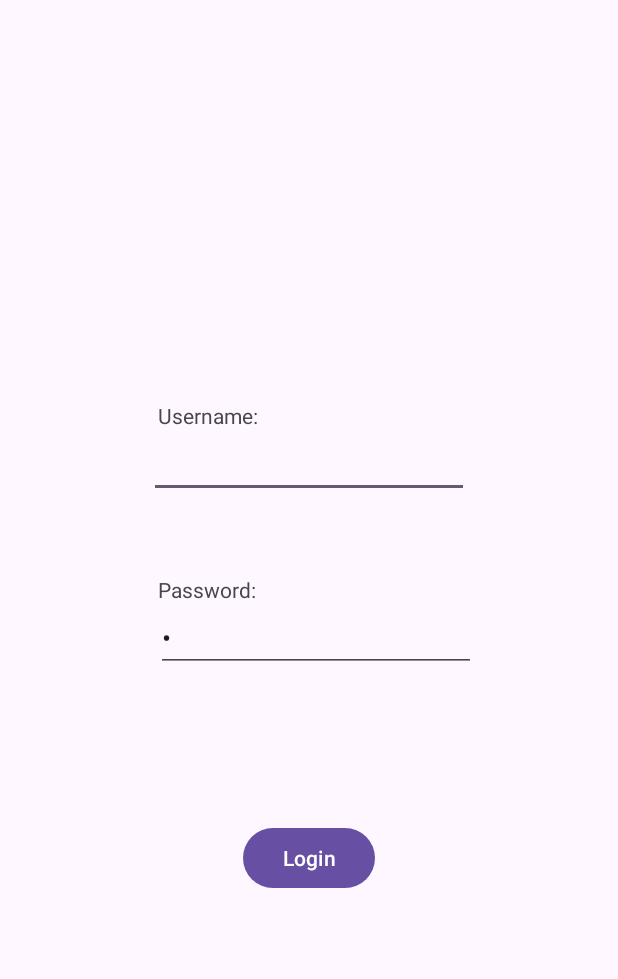
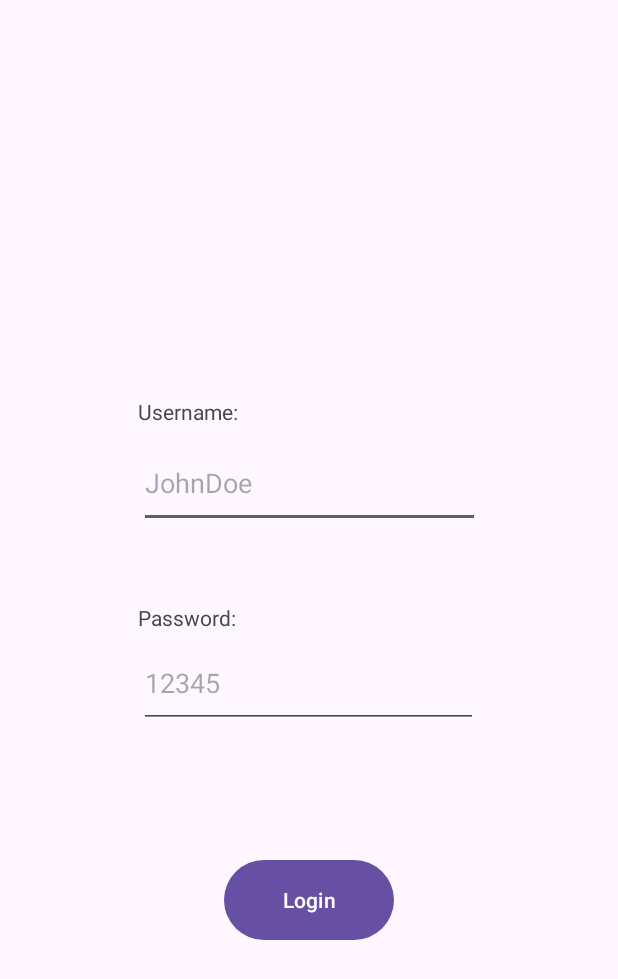
Before and after one commit to Rebolas/SphereMaze, an Android app: the layout activity_login.xml on its own in the app's theme, with its tools: preview values and no code run, on a phone screen of 412 x 824 dp. Shown: the top 979 px of the screen. Run offline under Robolectric (Android 15) with nearby library versions, the phone set to English and light mode, and no system bars.

Commit message:
Merge branch 'master' of D:\Programs\SphereMaze with conflicts.

```diff
--- a/app/build.gradle.kts
+++ b/app/build.gradle.kts
@@ -37,6 +37,8 @@ android {
 
 dependencies {
 
+    implementation("com.squareup.retrofit2:retrofit:2.3.0")
+    implementation("com.squareup.retrofit2:converter-gson:2.3.0")
     implementation("androidx.core:core-ktx:1.9.0")
     implementation("androidx.appcompat:appcompat:1.6.1")
     implementation("com.google.android.material:material:1.10.0")
@@ -44,4 +46,5 @@ dependencies {
     testImplementation("junit:junit:4.13.2")
     androidTestImplementation("androidx.test.ext:junit:1.1.5")
     androidTestImplementation("androidx.test.espresso:espresso-core:3.5.1")
+
 }
--- a/app/src/main/AndroidManifest.xml
+++ b/app/src/main/AndroidManifest.xml
@@ -2,7 +2,11 @@
 <manifest xmlns:android="http://schemas.android.com/apk/res/android"
     xmlns:tools="http://schemas.android.com/tools">
 
+    <uses-permission android:name="android.permission.INTERNET" />
+    <uses-permission android:name="android.permission.ACCESS_NETWORK_STATE" />
+
     <application
+        android:usesCleartextTraffic="true"
         android:allowBackup="true"
         android:dataExtractionRules="@xml/data_extraction_rules"
         android:fullBackupContent="@xml/backup_rules"
--- a/app/src/main/java/pt/ipt/walkingsensor/LoginActivity.kt
+++ b/app/src/main/java/pt/ipt/walkingsensor/LoginActivity.kt
@@ -4,13 +4,17 @@ import androidx.appcompat.app.AppCompatActivity
 import android.os.Bundle
 import android.widget.Button
 import android.content.Intent
+import android.widget.TextView
 import pt.ipt.WalkingSensorGame.R
 
 class LoginActivity : AppCompatActivity() {
     override fun onCreate(savedInstanceState: Bundle?) {
         super.onCreate(savedInstanceState)
         setContentView(R.layout.activity_login)
+
         val buttonclick = findViewById<Button>(R.id.loginButton)
+        val textoTestes = findViewById<TextView>(R.id.textViewTestes)
+        textoTestes.text = "blahblah"
         buttonclick.setOnClickListener{
             val intent=Intent(this, MainActivity::class.java)
             startActivity(intent)
--- /dev/null
+++ b/app/src/main/java/pt/ipt/walkingsensorgame/model/Utilizador.kt
@@ -0,0 +1,4 @@
+package pt.ipt.walkingsensorgame.model
+
+class Utilizador (val username: String, val Token: String, val Scores: List<Int> ){
+}
--- a/app/src/main/res/layout/activity_login.xml
+++ b/app/src/main/res/layout/activity_login.xml
@@ -4,59 +4,59 @@
     xmlns:tools="http://schemas.android.com/tools"
     android:layout_width="match_parent"
     android:layout_height="match_parent"
-    tools:context="pt.ipt.walkingsensor.LoginActivity">
+    tools:context="pt.ipt.LoginActivity">
 
     <TextView
         android:id="@+id/textView2"
-        android:layout_width="wrap_content"
-        android:layout_height="wrap_content"
+        android:layout_width="79dp"
+        android:layout_height="27dp"
         android:text="Username:"
         app:layout_constraintBottom_toBottomOf="parent"
         app:layout_constraintEnd_toEndOf="parent"
-        app:layout_constraintHorizontal_bias="0.305"
+        app:layout_constraintHorizontal_bias="0.277"
         app:layout_constraintStart_toStartOf="parent"
         app:layout_constraintTop_toTopOf="parent"
         app:layout_constraintVertical_bias="0.332" />
 
     <TextView
         android:id="@+id/textView3"
-        android:layout_width="wrap_content"
-        android:layout_height="wrap_content"
+        android:layout_width="88dp"
+        android:layout_height="23dp"
         android:text="Password:"
         app:layout_constraintBottom_toBottomOf="parent"
         app:layout_constraintEnd_toEndOf="parent"
-        app:layout_constraintHorizontal_bias="0.304"
+        app:layout_constraintHorizontal_bias="0.284"
         app:layout_constraintStart_toStartOf="parent"
         app:layout_constraintTop_toBottomOf="@+id/UsernameText"
-        app:layout_constraintVertical_bias="0.109" />
+        app:layout_constraintVertical_bias="0.111" />
 
     <EditText
-        android:text=" "
         android:id="@+id/UsernameText"
-        android:layout_width="wrap_content"
-        android:layout_height="wrap_content"
+        android:layout_width="227dp"
+        android:layout_height="60dp"
         android:ems="10"
+        android:hint="JohnDoe"
         android:inputType="text"
         app:layout_constraintEnd_toEndOf="parent"
         app:layout_constraintStart_toStartOf="parent"
         app:layout_constraintTop_toBottomOf="@+id/textView2" />
 
     <EditText
-        android:text=" "
         android:id="@+id/PasswordText"
-        android:layout_width="wrap_content"
-        android:layout_height="wrap_content"
+        android:layout_width="226dp"
+        android:layout_height="60dp"
         android:ems="10"
+        android:hint="12345"
         android:inputType="textPassword"
         app:layout_constraintEnd_toEndOf="parent"
-        app:layout_constraintHorizontal_bias="0.522"
+        app:layout_constraintHorizontal_bias="0.497"
         app:layout_constraintStart_toStartOf="parent"
         app:layout_constraintTop_toBottomOf="@+id/textView3" />
 
     <Button
         android:id="@+id/loginButton"
-        android:layout_width="wrap_content"
-        android:layout_height="wrap_content"
+        android:layout_width="113dp"
+        android:layout_height="61dp"
         android:text="Login"
         app:layout_constraintBottom_toBottomOf="parent"
         app:layout_constraintEnd_toEndOf="parent"
@@ -64,4 +64,13 @@
         app:layout_constraintTop_toBottomOf="@+id/PasswordText"
         app:layout_constraintVertical_bias="0.304" />
 
+    <TextView
+        android:id="@+id/textViewTestes"
+        android:layout_width="wrap_content"
+        android:layout_height="wrap_content"
+        app:layout_constraintBottom_toTopOf="@+id/UsernameText"
+        app:layout_constraintEnd_toEndOf="parent"
+        app:layout_constraintStart_toStartOf="parent"
+        app:layout_constraintTop_toTopOf="parent" />
+
 </androidx.constraintlayout.widget.ConstraintLayout>
```
Also changed, not shown: app/src/main/java/pt/ipt/walkingsensorgame/retrofit/RetrofitInitializer.kt (added, +13 -0 lines), app/src/main/java/pt/ipt/walkingsensorgame/retrofit/service/APIConnector.kt (added, +15 -0 lines).
